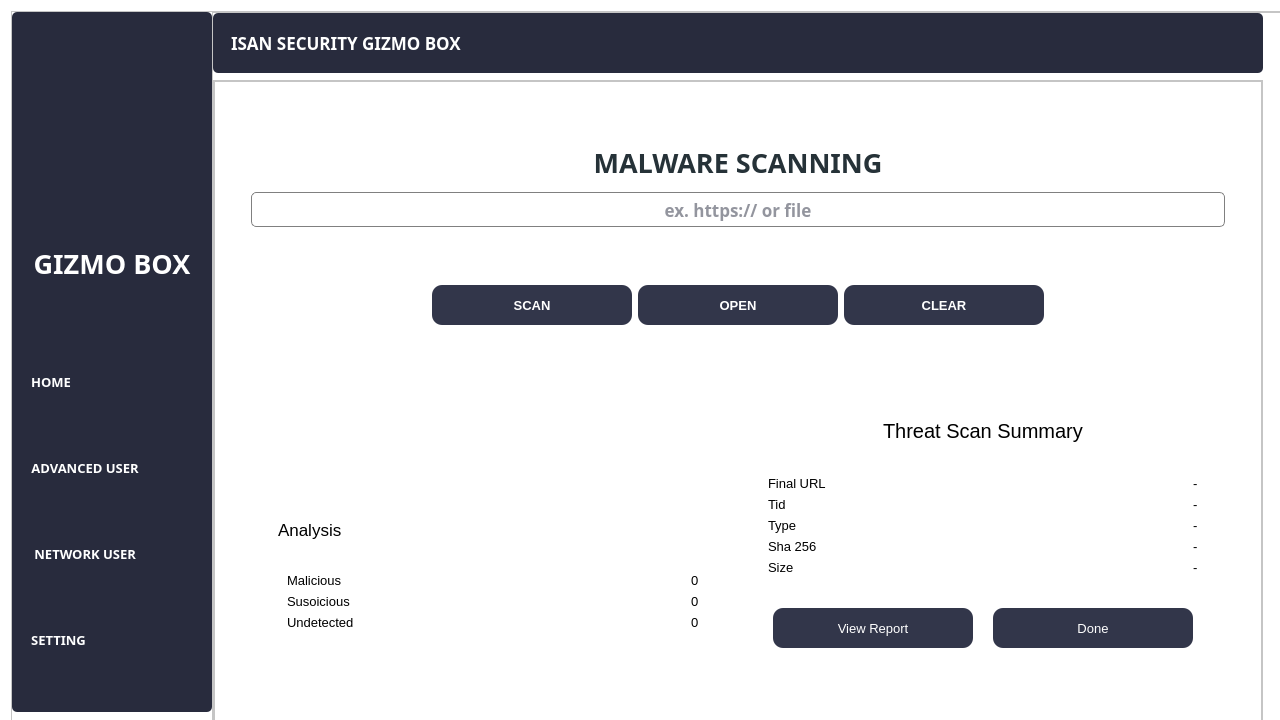
The window that assets/ui/mainUI.ui (NicasioTn/Windows-ISAN-Security-Gizmo-Box) describes before a commit, drawn with Qt 5.
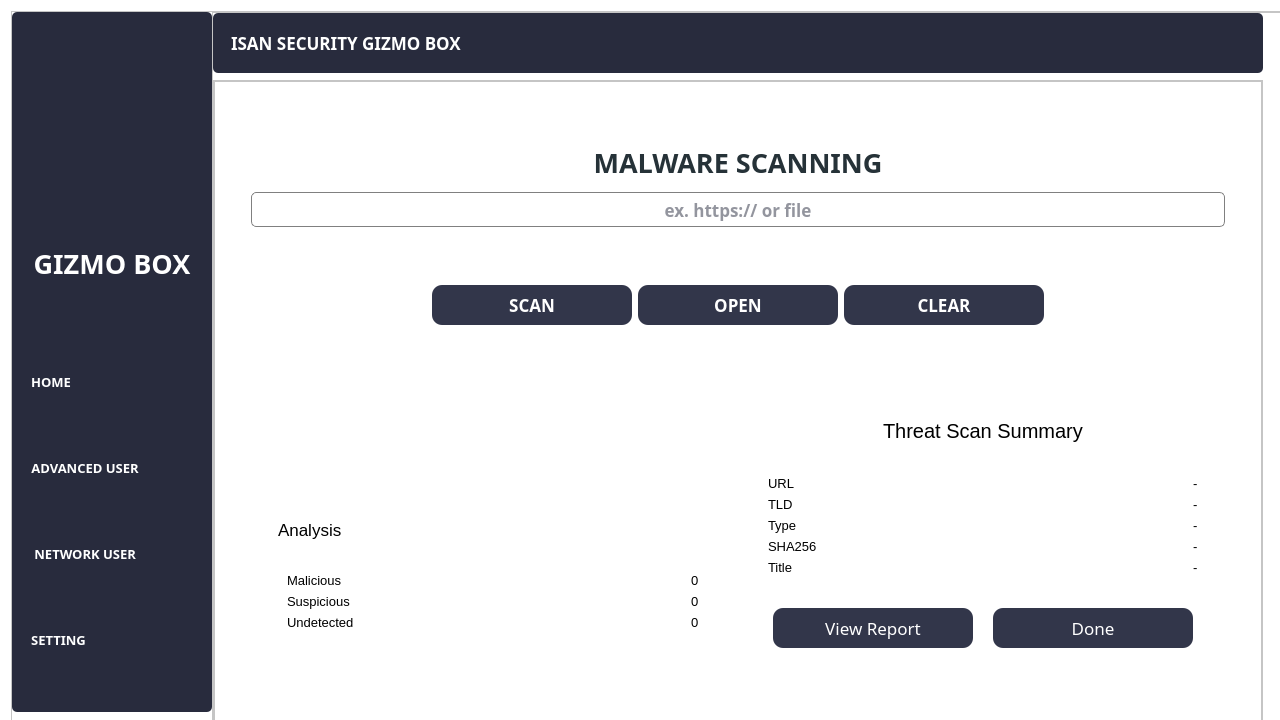
The same window after the commit. The open tabs and pages were chosen to show the change. Icons and pictures are not drawn.

The edit to the form file:
```diff
--- a/assets/ui/mainUI.ui
+++ b/assets/ui/mainUI.ui
@@ -6038,8 +6038,8 @@
                               </property>
                               <property name="font">
                                <font>
-                                <family>Yu Gothic UI</family>
-                                <pointsize>10</pointsize>
+                                <family>Bahnschrift SemiBold</family>
+                                <pointsize>13</pointsize>
                                 <weight>75</weight>
                                 <bold>true</bold>
                                </font>
@@ -6094,8 +6094,8 @@
                               </property>
                               <property name="font">
                                <font>
-                                <family>Yu Gothic UI</family>
-                                <pointsize>10</pointsize>
+                                <family>Bahnschrift SemiBold</family>
+                                <pointsize>13</pointsize>
                                 <weight>75</weight>
                                 <bold>true</bold>
                                </font>
@@ -6150,8 +6150,8 @@
                               </property>
                               <property name="font">
                                <font>
-                                <family>Yu Gothic UI</family>
-                                <pointsize>10</pointsize>
+                                <family>Bahnschrift SemiBold SemiConden</family>
+                                <pointsize>13</pointsize>
                                 <weight>75</weight>
                                 <bold>true</bold>
                                </font>
@@ -6298,7 +6298,7 @@
                                            </font>
                                           </property>
                                           <property name="text">
-                                           <string>Susoicious</string>
+                                           <string>Suspicious</string>
                                           </property>
                                          </widget>
                                         </item>
@@ -6403,7 +6403,7 @@
                                         </font>
                                        </property>
                                        <property name="text">
-                                        <string>Final URL</string>
+                                        <string>URL</string>
                                        </property>
                                       </widget>
                                      </item>
@@ -6415,7 +6415,7 @@
                                         </font>
                                        </property>
                                        <property name="text">
-                                        <string>Tid</string>
+                                        <string>TLD</string>
                                        </property>
                                       </widget>
                                      </item>
@@ -6439,7 +6439,7 @@
                                         </font>
                                        </property>
                                        <property name="text">
-                                        <string>Sha 256</string>
+                                        <string>SHA256</string>
                                        </property>
                                       </widget>
                                      </item>
@@ -6451,7 +6451,7 @@
                                         </font>
                                        </property>
                                        <property name="text">
-                                        <string>Size</string>
+                                        <string>Title</string>
                                        </property>
                                       </widget>
                                      </item>
@@ -6546,7 +6546,8 @@
                                     </property>
                                     <property name="font">
                                      <font>
-                                      <pointsize>10</pointsize>
+                                      <family>Bahnschrift SemiBold</family>
+                                      <pointsize>13</pointsize>
                                      </font>
                                     </property>
                                     <property name="styleSheet">
@@ -6589,7 +6590,8 @@
                                     </property>
                                     <property name="font">
                                      <font>
-                                      <pointsize>10</pointsize>
+                                      <family>Bahnschrift SemiBold</family>
+                                      <pointsize>13</pointsize>
                                      </font>
                                     </property>
                                     <property name="styleSheet">
```
Left out of the diff: 15 changed lines with no effect on the pictures.
